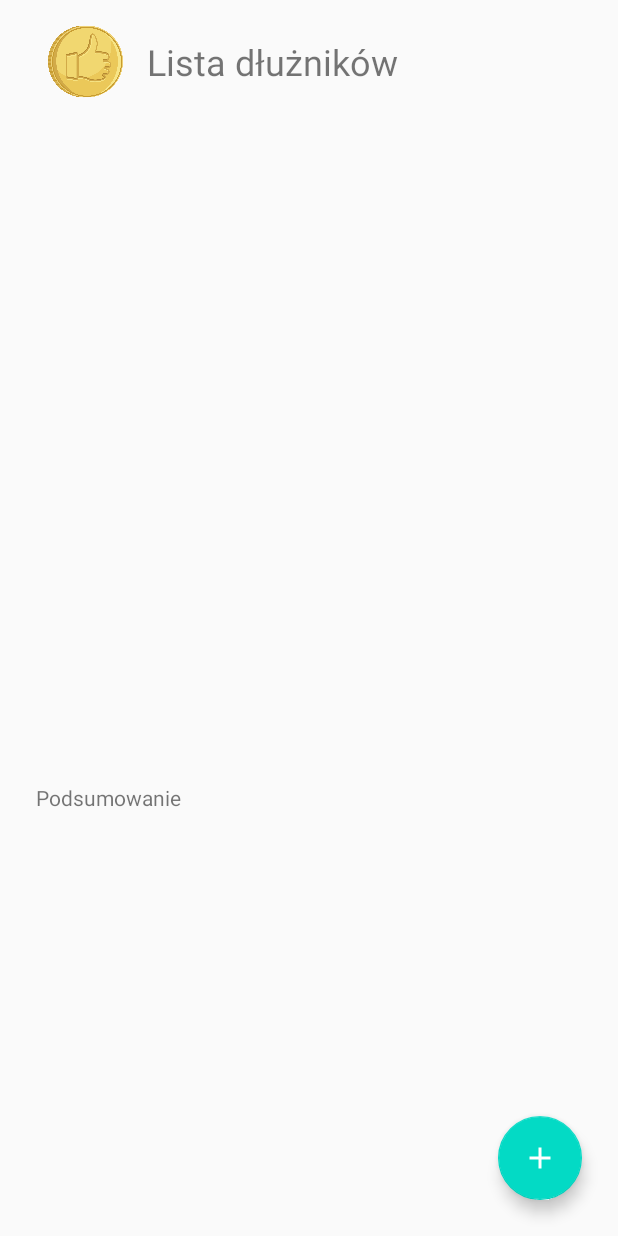
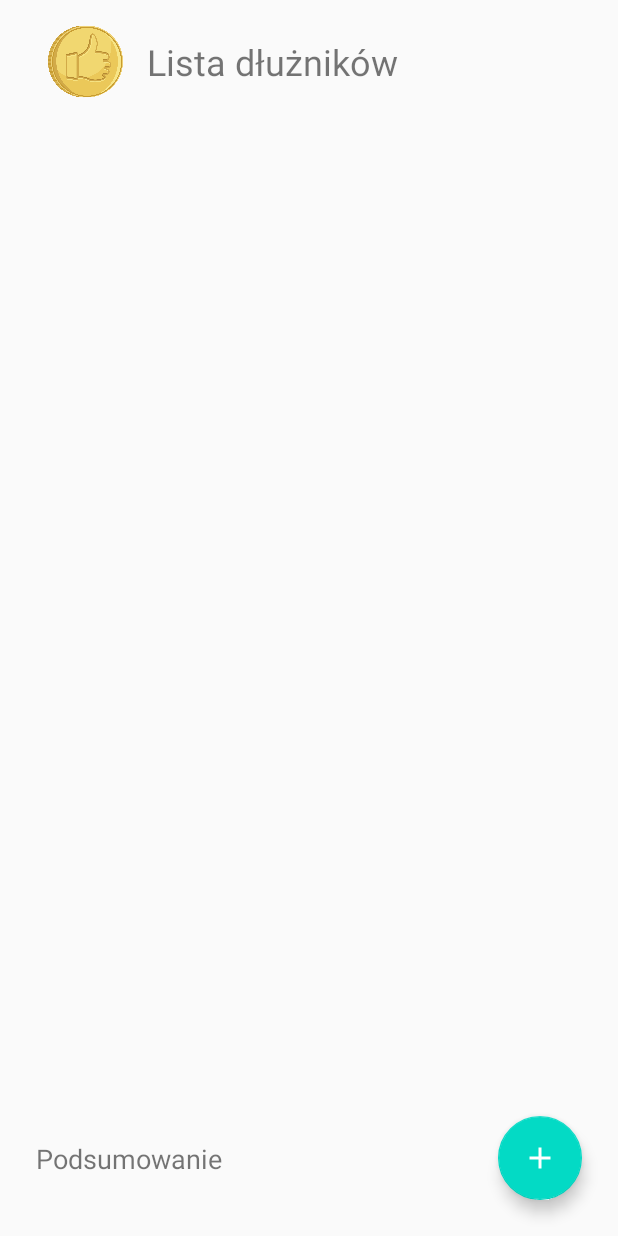
Before and after one commit to marcinm2h/Scrooge, an Android app: the layout fragment_debts_list.xml on its own in the app's theme, with its tools: preview values and no code run, on a phone screen of 412 x 824 dp. Run offline under Robolectric (Android 15) with nearby library versions, the phone set to English and light mode, and no system bars.

```diff
--- a/app/src/main/java/mmoch/scrooge/MainActivity.kt
+++ b/app/src/main/java/mmoch/scrooge/MainActivity.kt
@@ -1,9 +1,7 @@
 package mmoch.scrooge
 
 import android.os.Bundle
-import com.google.android.material.snackbar.Snackbar
 import androidx.appcompat.app.AppCompatActivity
-import kotlinx.android.synthetic.main.activity_main.*
 
 class MainActivity : AppCompatActivity() {
 
--- a/app/src/main/java/mmoch/scrooge/fragment_debts_list/DebtsListFragment.kt
+++ b/app/src/main/java/mmoch/scrooge/fragment_debts_list/DebtsListFragment.kt
@@ -40,6 +40,10 @@ class DebtsListFragment : Fragment() {
         binding.createDebtFab.setOnClickListener{
             findNavController().navigate(action)
         }
+//
+//        binding.createDebtFab.setOnLongClickListener{
+//            findNavController().navigateUp()
+//        }
 
 
         viewModel.debts.observe(viewLifecycleOwner, Observer {
--- a/app/src/main/res/layout/fragment_debts_list.xml
+++ b/app/src/main/res/layout/fragment_debts_list.xml
@@ -60,22 +60,25 @@
             android:layout_width="0dp"
             android:layout_height="wrap_content"
             android:layout_marginStart="24dp"
-            android:layout_marginTop="24dp"
             android:layout_marginEnd="24dp"
-            android:text="PODSUMOWANIE_TODO_BIND"
+            android:textSize="18sp"
+            app:layout_constraintBottom_toBottomOf="@+id/create_debt_fab"
             app:layout_constraintEnd_toStartOf="@+id/create_debt_fab"
             app:layout_constraintStart_toStartOf="parent"
-            app:layout_constraintTop_toBottomOf="@+id/debts_list_recycler"
+            app:layout_constraintTop_toTopOf="@+id/create_debt_fab"
+            app:summary="@{viewModel.sum}"
             tools:text="Podsumowanie" />
 
         <androidx.recyclerview.widget.RecyclerView
             android:id="@+id/debts_list_recycler"
             android:layout_width="0dp"
-            android:layout_height="400dp"
+            android:layout_height="0dp"
             android:layout_marginStart="16dp"
             android:layout_marginTop="32dp"
             android:layout_marginEnd="16dp"
+            android:layout_marginBottom="24dp"
             app:layoutManager="androidx.recyclerview.widget.LinearLayoutManager"
+            app:layout_constraintBottom_toTopOf="@+id/create_debt_fab"
             app:layout_constraintEnd_toEndOf="parent"
             app:layout_constraintStart_toStartOf="parent"
             app:layout_constraintTop_toBottomOf="@+id/logo_image" />
--- a/app/src/main/res/layout/list_item_debt.xml
+++ b/app/src/main/res/layout/list_item_debt.xml
@@ -23,8 +23,10 @@
         android:clickable="true"
         android:focusable="true"
         android:longClickable="true"
+        android:orientation="vertical"
         android:onClick="@{()-> viewModel.onItemClick(item)}"
-        android:orientation="vertical">
+        android:onLongClick="@{(view) -> viewModel.onItemLongClick(item)}"
+        >
 
         <View
             android:id="@+id/border_top"
@@ -41,7 +43,7 @@
             android:layout_width="0dp"
             android:layout_marginTop="4dp"
             android:textStyle="normal|bold"
-            app:debtorName="@{item}"
+            app:text="@{item.debtorName}"
             app:layout_constraintEnd_toEndOf="parent"
             app:layout_constraintHorizontal_bias="1.0"
             app:layout_constraintStart_toStartOf="parent"
--- a/app/src/main/res/values/strings.xml
+++ b/app/src/main/res/values/strings.xml
@@ -21,4 +21,5 @@
     <string name="interests">Odsetki</string>
     <string name="debtor_name_label">Nazwa</string>
     <string name="debt_amount_label">Dług</string>
+    <string name="summary">Suma długów wynosi %.2f</string>
 </resources>
```
Also changed, not shown: app/src/main/java/mmoch/scrooge/Util.kt (added, +7 -0 lines), app/src/main/java/mmoch/scrooge/fragment_debts_list/BindingUtils.kt (+9 -8 lines), app/src/main/java/mmoch/scrooge/fragment_debts_list/DebtsListViewModel.kt (+20 -7 lines).
